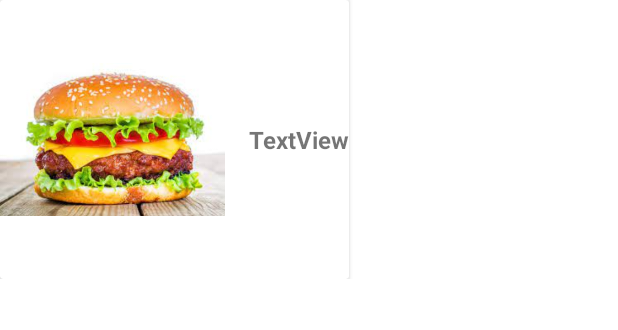
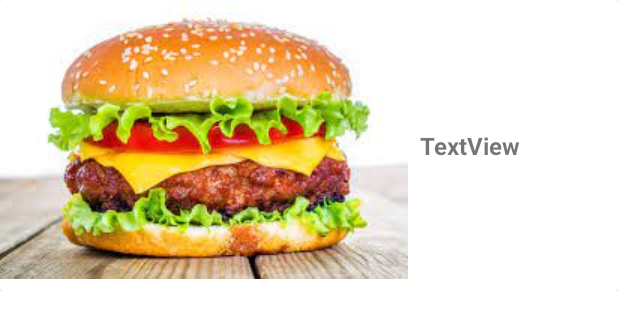
Before and after one commit to Hanmingaru/Capstone_Project, an Android app: the layout recipe_list_item.xml on its own in the app's theme, with its tools: preview values and no code run, on a phone screen of 412 x 824 dp. Shown: the top 330 px of the screen. Run offline under Robolectric (Android 15) with nearby library versions, the phone set to English and light mode, and no system bars.

Commit message:
Fixed spacing and wrap text issue

```diff
--- a/app/src/main/res/layout/recipe_list_item.xml
+++ b/app/src/main/res/layout/recipe_list_item.xml
@@ -11,32 +11,36 @@
     android:layout_height="wrap_content">
 
     <androidx.cardview.widget.CardView
-        android:layout_width="wrap_content"
+        android:layout_width="match_parent"
         android:layout_height="wrap_content"
         app:layout_constraintStart_toStartOf="parent"
         app:layout_constraintTop_toTopOf="parent">
 
         <androidx.constraintlayout.widget.ConstraintLayout
-            android:layout_width="wrap_content"
+            android:layout_width="match_parent"
             android:layout_height="wrap_content">
 
             <ImageView
                 android:id="@+id/recipeImageList"
-                android:layout_width="150dp"
+                android:layout_width="wrap_content"
                 android:layout_height="wrap_content"
+                android:layout_marginBottom="8dp"
                 app:layout_constraintBottom_toBottomOf="parent"
+                app:layout_constraintStart_toStartOf="parent"
                 app:layout_constraintTop_toTopOf="parent"
                 app:srcCompat="@drawable/img" />
 
             <TextView
                 android:id="@+id/recipeNameList"
-                android:layout_width="wrap_content"
+                android:layout_width="0dp"
                 android:layout_height="wrap_content"
-                android:layout_marginStart="16dp"
+                android:layout_marginStart="8dp"
                 android:text="TextView"
                 android:textSize="16dp"
                 android:textStyle="bold"
                 app:layout_constraintBottom_toBottomOf="parent"
+                app:layout_constraintEnd_toEndOf="parent"
+                app:layout_constraintHorizontal_bias="0.0"
                 app:layout_constraintStart_toEndOf="@+id/recipeImageList"
                 app:layout_constraintTop_toTopOf="parent" />
         </androidx.constraintlayout.widget.ConstraintLayout>
```
Also changed, not shown: app/src/main/res/layout/activity_saved.xml (+7 -3 lines).
